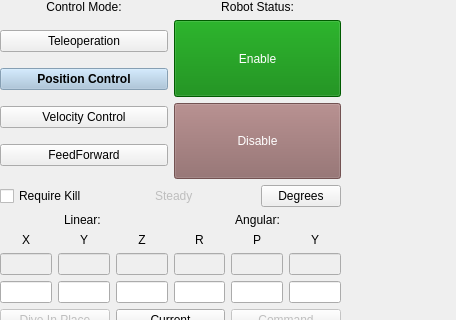
Qt form riptide_rviz/src/ControlPanel.ui (osu-uwrt/riptide_rvis) before a commit; both pictures show x 0 to 456 and y 0 to 320 of the 456 by 568 pixel window.
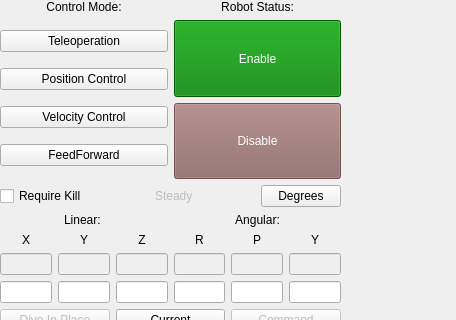
The same form after that commit.

Patch:
```diff
--- a/riptide_rviz/src/ControlPanel.ui
+++ b/riptide_rviz/src/ControlPanel.ui
@@ -40,7 +40,7 @@
         <item>
          <widget class="QPushButton" name="ctrlModePos">
           <property name="enabled">
-           <bool>false</bool>
+           <bool>true</bool>
           </property>
           <property name="styleSheet">
            <string notr="true">QPushButton:!enabled{background-color: #A3C1DA; font-weight: bold; color: black; border-color: black;}</string>
```
